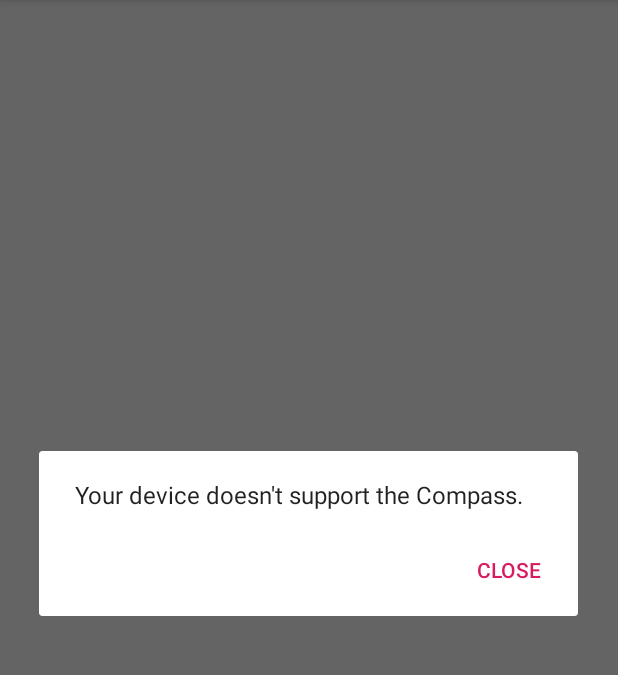
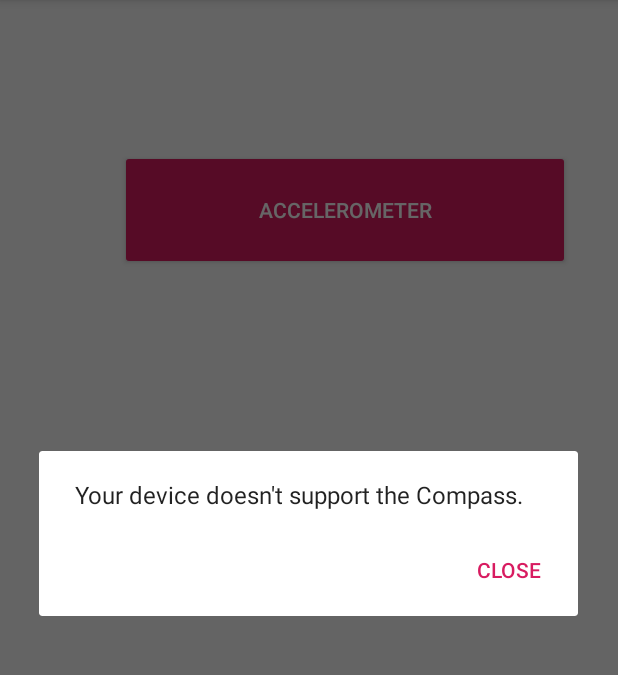
Before and after one commit to DavidBlomberg/HelloSensor, an Android app: the screen it shows after launch (MainActivity), after a tap on "CLOSE", on a phone screen of 412 x 824 dp, the part 84-759 px from its top. Run offline under Robolectric (Android 15) with nearby library versions, the light colour scheme and no system bars; 1 other tap on this screen came first.

Commit message:
Design changes

```diff
--- a/app/src/main/res/layout/activity_main.xml
+++ b/app/src/main/res/layout/activity_main.xml
@@ -10,8 +10,8 @@
     <Button
         style="@style/Widget.AppCompat.Button.Colored"
         android:id="@+id/button"
-        android:layout_width="150dp"
-        android:layout_height="40dp"
+        android:layout_width="300dp"
+        android:layout_height="80dp"
         android:layout_marginStart="32dp"
         android:layout_marginTop="300dp"
         android:onClick="showCompass"
@@ -22,9 +22,9 @@
     <Button
         style="@style/Widget.AppCompat.Button.Colored"
         android:id="@+id/button2"
-        android:layout_width="150dp"
-        android:layout_height="40dp"
-        android:layout_marginTop="300dp"
+        android:layout_width="300dp"
+        android:layout_height="80dp"
+        android:layout_marginTop="100dp"
         android:layout_marginEnd="32dp"
         android:onClick="showAccelerometer"
         android:text="Accelerometer"
```
Also changed, not shown: 11 other files.
